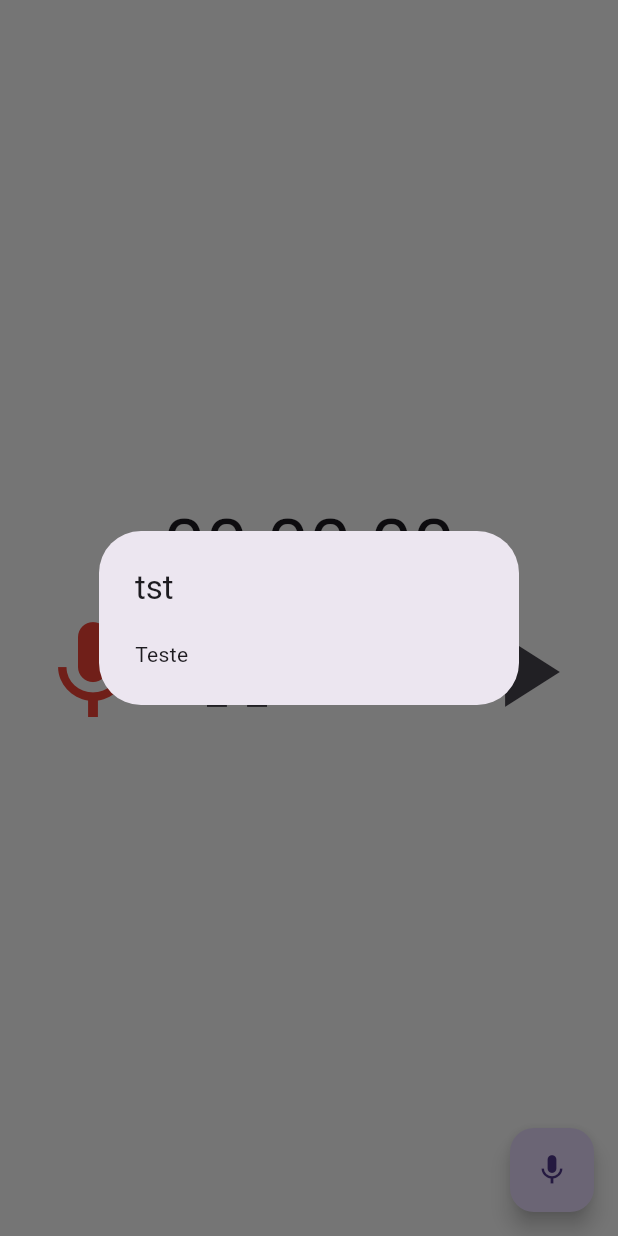
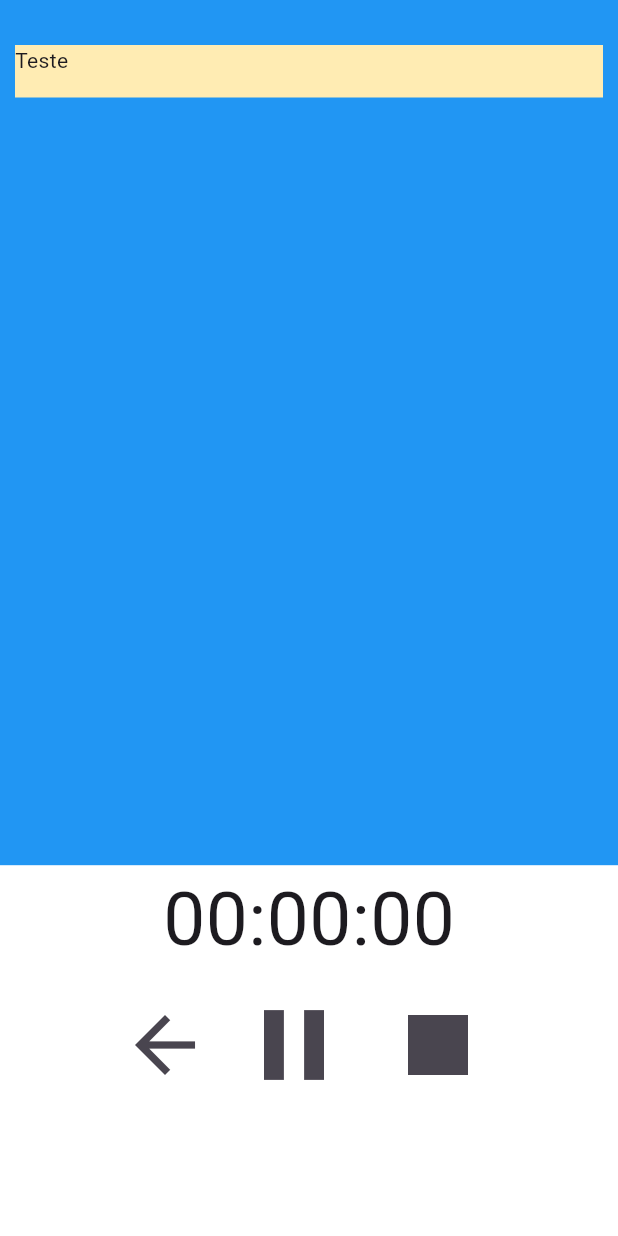
Before and after one commit to yurimatosrodrigues/record-audio, a Flutter app: the screen it shows after launch, after a tap on the "mic" icon, on a phone screen of 412 x 824 dp. Run offline on Flutter 3.47's test engine with Material 3 defaults, Android fonts, the phone set to English and light mode, and no system bars; our stand-ins replace just_audio; missing offline and left inert: record.

Commit message:
feat: cria lista de audios e acoes iniciais

```diff
--- a/lib/home.dart
+++ b/lib/home.dart
@@ -6,6 +6,7 @@ import 'package:path_provider/path_provider.dart';
 import 'package:path/path.dart' as p;
 
 import 'package:record/record.dart';
+import 'package:record_audio/list-audio.dart';
 
 class Home extends StatefulWidget{
   const Home({super.key});
@@ -21,41 +22,6 @@ class _HomeState extends State<Home>{
   String? recordingPath;
   bool isRecording = false, isPlaying = false;
 
-  Widget _recordingButton(){
-    return FloatingActionButton(
-      onPressed: () async {
-        if(isRecording){
-          String? filePath = await audioRecorder.stop();
-
-          if(filePath != null){
-            setState((){
-              isRecording = false;
-              recordingPath = filePath;
-            });
-          }
-        }
-        else{
-          if(await audioRecorder.hasPermission()){
-            final Directory appDocumentsDir = await getApplicationCacheDirectory();
-
-            final String filePath = p.join(appDocumentsDir.path, 'recording.wav');
-
-            await audioRecorder.start(
-              const RecordConfig(),
-              path: filePath,
-            );
-
-            setState(() {
-              isRecording = true;
-              recordingPath = null;
-            });
-          }
-        }
-      },
-      child: Icon(isRecording ? Icons.stop : Icons.mic),
-    );
-  }
-
   Widget _buildUI() {
     return SizedBox(
       width: MediaQuery.sizeOf(context).width,
@@ -64,8 +30,10 @@ class _HomeState extends State<Home>{
         color: Colors.white,
 
         child: Column(
-          mainAxisAlignment: MainAxisAlignment.center,
+          mainAxisAlignment: MainAxisAlignment.start,
           children: [
+            ListAudio(),
+
             Text(
               '00:00:00',
               style: TextStyle(
@@ -76,43 +44,44 @@ class _HomeState extends State<Home>{
             Row(
               mainAxisAlignment: MainAxisAlignment.center,
               children: [
+                if(isRecording)
+                  IconButton(
+                    icon: const Icon(Icons.arrow_back),
+                    iconSize: 60,
+                    onPressed: () {
+                      setState(() {
+                        isRecording = false;
+                      });
+                    }
+                  ),
+
+                if(!isRecording)
                   IconButton(
                     icon: const Icon(Icons.mic),
                     iconSize: 80,
                     color: Colors.red,
                     onPressed: () {
-                    showDialog(
-                      context: context,
-                      builder: (BuildContext context){
-                        return SimpleDialog(
-                          title: Text('tst'),
-                          children: <Widget>[
-                            SimpleDialogOption(
-                              onPressed: (){ Navigator.pop(context); },
-                              child: const Text('Teste'),
-                            )
-                      ],
-                    );
-                      }
-                    );
+                      setState(() {
+                        isRecording = true;
+                      });
                     }
                   ),
+
+                if(isRecording)
                   IconButton(
                     icon: Icon(Icons.pause),
                     iconSize: 80,
                     onPressed: () => {
                     },
                   ),
+                if(isRecording)
                   IconButton(
                     icon: Icon(Icons.stop),
                     iconSize: 80,
                     onPressed: () => {
-                  }
-                ),
-                IconButton(
-                  icon: Icon(Icons.play_arrow),
-                  iconSize: 80,
-                  onPressed: () => {
+                      setState(() {
+                        isRecording = false;
+                      })
                     }
                   ),
               ],
@@ -128,7 +97,6 @@ class _HomeState extends State<Home>{
   Widget build(BuildContext context){
     return Scaffold(
       backgroundColor: Colors.white10,
-      floatingActionButton: _recordingButton(),
       body: _buildUI(),
     );
   }
--- /dev/null
+++ b/lib/list-audio.dart
@@ -0,0 +1,32 @@
+import 'package:flutter/material.dart';
+
+class ListAudio extends StatefulWidget{
+  @override
+  _ListAudioState createState() => _ListAudioState();
+
+}
+
+class _ListAudioState extends State<ListAudio>{
+
+  @override
+  Widget build(BuildContext context) {
+    return SizedBox(
+      height: MediaQuery.of(context).size.height * 0.7,
+      child: Container(
+        color: Colors.blue,
+        child: ListView(
+          padding: EdgeInsets.fromLTRB(10, 30, 10, 10),
+          children: <Widget>[
+            Container(
+              height: 35,
+              color: Colors.amber[100],
+              child: Text('Teste'),
+            ),
+
+          ],
+        ),
+      ),
+    );
+  }
+
+}
```
Lines whose indentation alone changed are shown as unchanged.
